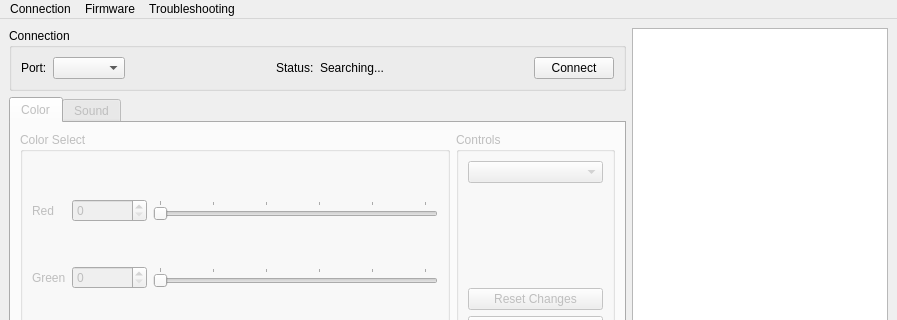
This is mainwindow.ui in jramboz/tintalle as Qt 5 draws it before an edit; both pictures show x 0 to 897 and y 0 to 320 of the 897 by 697 pixel window. The edited form follows.
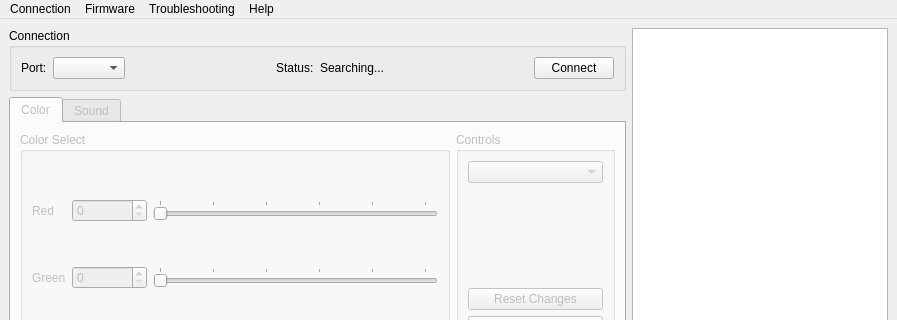
This is the edited form. Icons and pictures are not drawn. Custom widgets are drawn as their Qt base class.

```diff
--- a/mainwindow.ui
+++ b/mainwindow.ui
@@ -724,9 +724,16 @@
     <addaction name="action_Check_for_Latest_Firwmare"/>
     <addaction name="action_Install_Firmware_from_File"/>
    </widget>
+   <widget class="QMenu" name="menuHelp">
+    <property name="title">
+     <string>Help</string>
+    </property>
+    <addaction name="action_about"/>
+   </widget>
    <addaction name="menuConnection"/>
    <addaction name="menuFirmware"/>
    <addaction name="menuTroubleshooting"/>
+   <addaction name="menuHelp"/>
   </widget>
   <widget class="QStatusBar" name="statusbar"/>
   <action name="action_Refresh_Ports">
```
Left out of the diff: 9 changed lines with no effect on the pictures.
